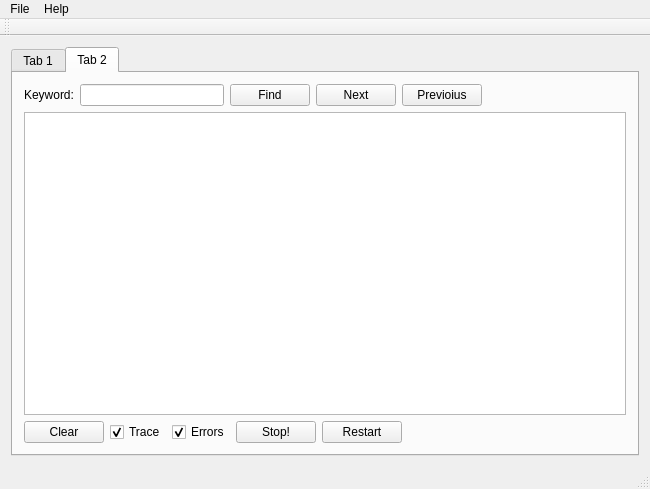
Before: the Qt Designer form Kraken/kraken.ui in ivanlinux17/kraken, drawn with Qt 5.
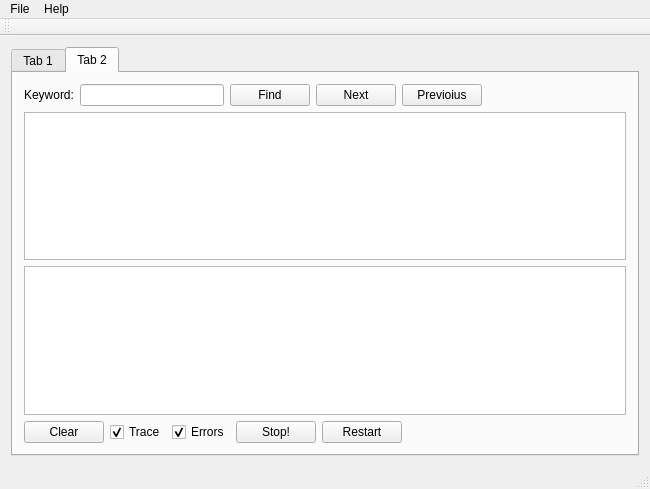
After: the same form once the commit is applied.

Patch:
```diff
--- a/Kraken/kraken.ui
+++ b/Kraken/kraken.ui
@@ -130,7 +130,10 @@
         <item>
          <layout class="QVBoxLayout" name="verticalLayout">
           <item>
-           <widget class="QPlainTextEdit" name="logEdit"/>
+           <widget class="QTextEdit" name="logEdit"/>
+          </item>
+          <item>
+           <widget class="QPlainTextEdit" name="logEdit2"/>
           </item>
          </layout>
         </item>
```
